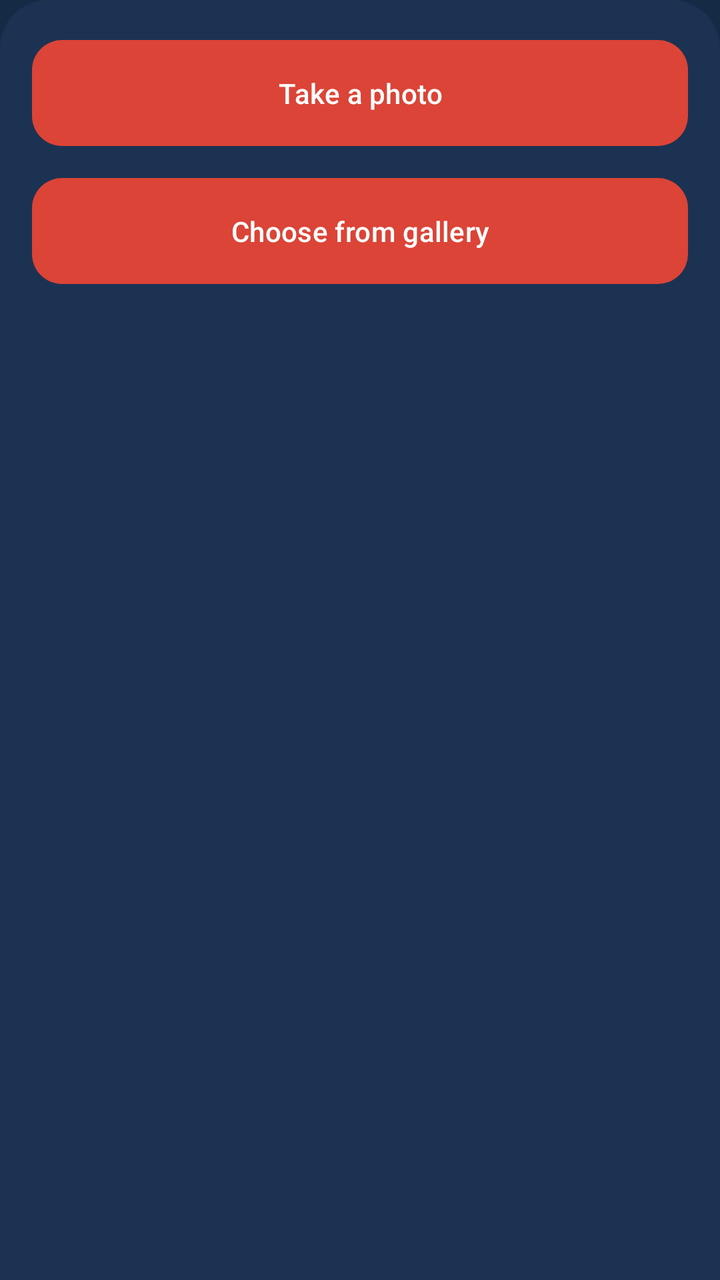
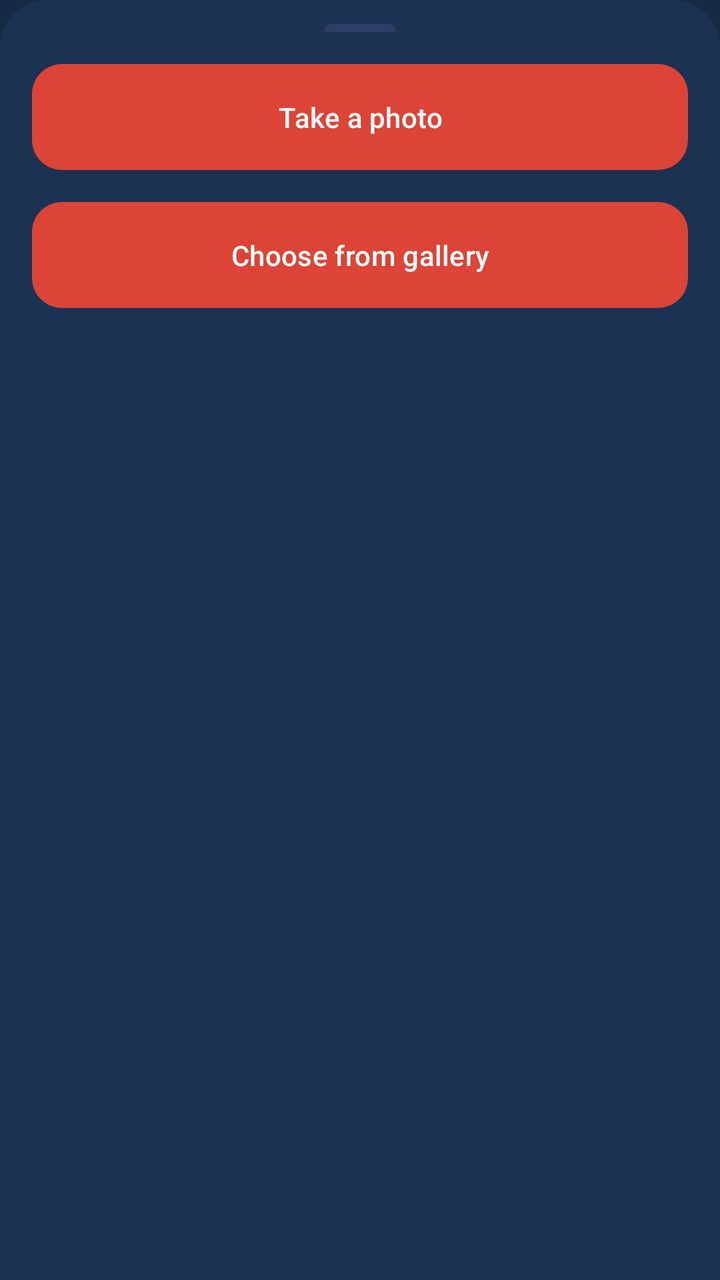

The first picture is an Android layout as it rendered before a commit; the second is the same layout after the commit. The layout source and the unified diff follow.
<!-- AndroidManifest.xml: application theme AppTheme -->
<!-- res/layout/bottom_sheet_photo_source.xml -->
<?xml version="1.0" encoding="utf-8"?>
<LinearLayout
    xmlns:android="http://schemas.android.com/apk/res/android"
    android:layout_width="match_parent"
    android:layout_height="wrap_content"
    android:orientation="vertical"
    android:background="@drawable/bg_bottomsheet_rounded"
    android:padding="16dp"
    android:contentDescription="@string/photo_bottom_sheet_desc">

    
    <com.google.android.material.button.MaterialButton
        android:id="@+id/btnCamera"
        style="@style/RedButton"
        android:layout_width="match_parent"
        android:layout_height="wrap_content"
        android:text="@string/photo_bottom_sheet_camera"
        android:textAllCaps="false"
        android:layout_marginBottom="8dp"
        android:contentDescription="@string/photo_bottom_sheet_camera_desc" />

    
    <com.google.android.material.button.MaterialButton
        android:id="@+id/btnGallery"
        style="@style/RedButton"
        android:layout_width="match_parent"
        android:layout_height="wrap_content"
        android:text="@string/photo_bottom_sheet_gallery"
        android:textAllCaps="false"
        android:contentDescription="@string/photo_bottom_sheet_gallery_desc" />

</LinearLayout>
<!-- resources referenced by this layout -->
<resources>
  <!-- drawable bg_bottomsheet_rounded (drawable) -->
  <?xml version="1.0" encoding="utf-8"?>
  <shape xmlns:android="http://schemas.android.com/apk/res/android"
      android:shape="rectangle">
  
      <corners
          android:topLeftRadius="24dp"
          android:topRightRadius="24dp"
          android:bottomLeftRadius="0dp"
          android:bottomRightRadius="0dp" />
     <solid android:color="@color/settings_card_background" />
  </shape>
  <string name="photo_bottom_sheet_camera">Take a photo</string>
  <string name="photo_bottom_sheet_camera_desc">Open camera to take a new profile photo</string>
  <string name="photo_bottom_sheet_desc">Choose how to update your profile photo</string>
  <string name="photo_bottom_sheet_gallery">Choose from gallery</string>
  <string name="photo_bottom_sheet_gallery_desc">Pick an existing photo from your gallery</string>
  <style name="RedButton" parent="Widget.Material3.Button">
          <item name="backgroundTint">#DB4437</item>
          <item name="android:textColor">@android:color/white</item>
          <item name="cornerRadius">15dp</item>
          <item name="android:minHeight">56dp</item>
          <item name="android:paddingTop">17dp</item>
          <item name="android:paddingBottom">17dp</item>
          <item name="android:elevation">0dp</item>
      </style>
  <color name="settings_card_background">#1C3252</color>
  <color name="md_theme_light_primary">#2196F3</color>
  <color name="md_theme_light_onPrimary">#FFFFFF</color>
  <color name="md_theme_light_secondary">#4A6363</color>
  <color name="md_theme_light_onSecondary">#FFFFFF</color>
  <color name="md_theme_light_background">#152B45</color>
  <color name="md_theme_light_surface">#152B45</color>
  <color name="md_theme_light_onSurface">#E0E6ED</color>
  <color name="md_theme_light_surfaceVariant">#233042</color>
  <color name="md_theme_light_onSurfaceVariant">#5C6B75</color>
  <color name="md_theme_light_outline">#455A64</color>
  <color name="md_theme_light_outlineVariant">#37474F</color>
  <color name="md_theme_light_error">#D32F2F</color>
  <color name="md_theme_light_onError">#FFFFFF</color>
  <!-- unchanged entries left out for length: 1 -->
</resources>

<!-- the commit's change to res/layout/bottom_sheet_photo_source.xml (unified diff, before → after) -->
@@ -5,8 +5,19 @@
     android:layout_height="wrap_content"
     android:orientation="vertical"
     android:background="@drawable/bg_bottomsheet_rounded"
-    android:padding="16dp"
+    android:paddingStart="16dp"
+    android:paddingEnd="16dp"
+    android:paddingTop="12dp"
+    android:paddingBottom="16dp"
     android:contentDescription="@string/photo_bottom_sheet_desc">
+
+    
+    <View
+        android:layout_width="36dp"
+        android:layout_height="4dp"
+        android:layout_gravity="center_horizontal"
+        android:background="@drawable/bg_bottomsheet_handle"
+        android:layout_marginBottom="12dp" />
 
     
     <com.google.android.material.button.MaterialButton
<!-- resource entries referenced after the edit -->
@@ -1,5 +1,13 @@
 <!-- resources referenced by this layout -->
 <resources>
+  <!-- drawable bg_bottomsheet_handle (drawable) -->
+  <?xml version="1.0" encoding="utf-8"?>
+  <shape xmlns:android="http://schemas.android.com/apk/res/android"
+      android:shape="rectangle">
+      <size android:height="4dp" />
+      <corners android:topLeftRadius="16dp" android:topRightRadius="16dp"/>
+      <solid android:color="@color/settings_divider" />
+  </shape>
   <!-- drawable bg_bottomsheet_rounded (drawable) -->
   <?xml version="1.0" encoding="utf-8"?>
   <shape xmlns:android="http://schemas.android.com/apk/res/android"
@@ -26,6 +34,7 @@
           <item name="android:paddingBottom">17dp</item>
           <item name="android:elevation">0dp</item>
       </style>
+  <color name="settings_divider">#2D3F66</color>
   <color name="settings_card_background">#1C3252</color>
   <color name="md_theme_light_primary">#2196F3</color>
   <color name="md_theme_light_onPrimary">#FFFFFF</color>
